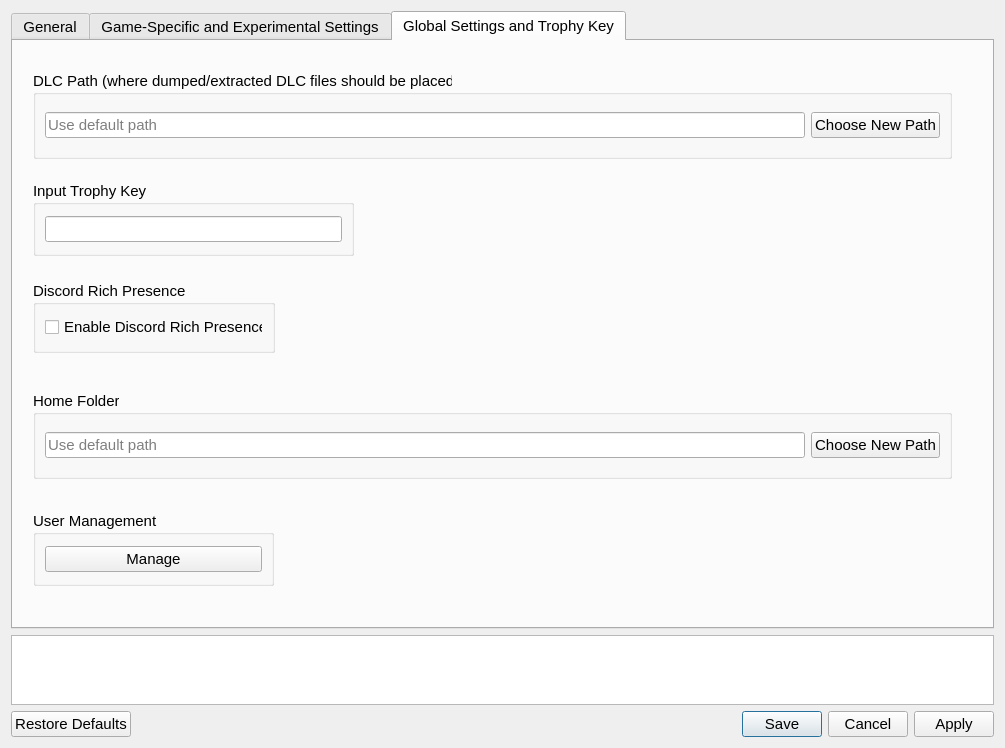
Before: the Qt Designer form settings/ShadSettings.ui in rainmakerv3/BB_Launcher, drawn with Qt 5.
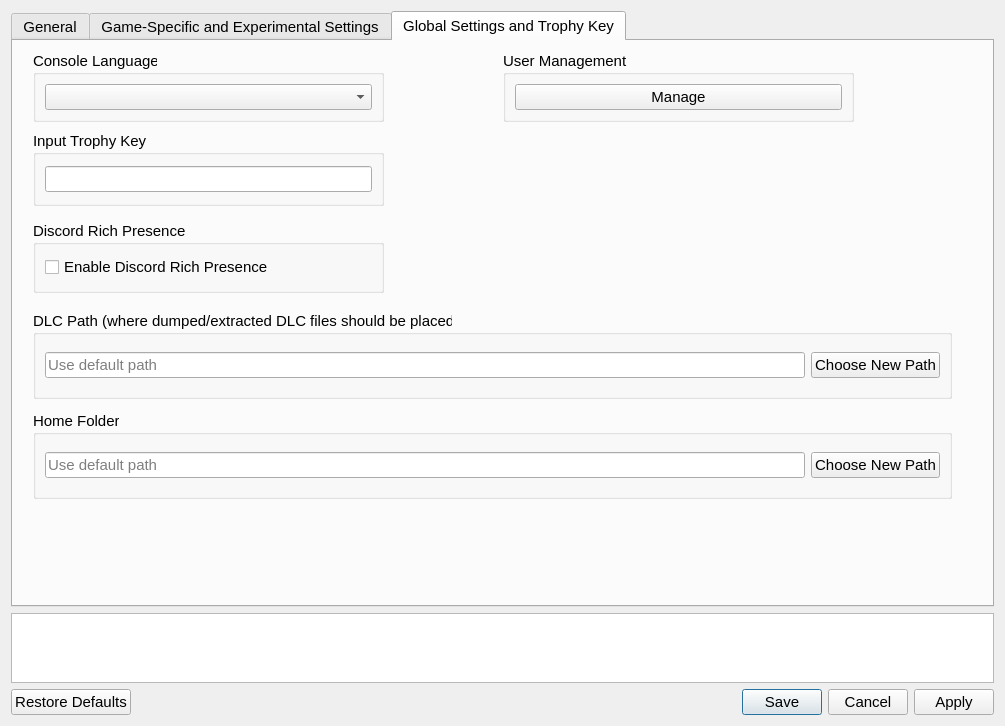
After: the same form once the commit is applied. The open tabs and pages were chosen to show the change. Icons and pictures are not drawn.

Commit message: settings dialog - fix language and dma settings

Patch:
```diff
--- a/settings/ShadSettings.ui
+++ b/settings/ShadSettings.ui
@@ -10,7 +10,7 @@
     <x>0</x>
     <y>0</y>
     <width>1005</width>
-    <height>748</height>
+    <height>726</height>
    </rect>
   </property>
   <property name="sizePolicy">
@@ -86,24 +86,6 @@
                <string notr="true">System</string>
               </property>
               <layout class="QVBoxLayout" name="verticalLayout_9">
-               <item>
-                <widget class="QGroupBox" name="consoleLanguageGroupBox">
-                 <property name="sizePolicy">
-                  <sizepolicy hsizetype="Preferred" vsizetype="Fixed">
-                   <horstretch>0</horstretch>
-                   <verstretch>0</verstretch>
-                  </sizepolicy>
-                 </property>
-                 <property name="title">
-                  <string notr="true">Console Language</string>
-                 </property>
-                 <layout class="QVBoxLayout" name="settingsLayout">
-                  <item>
-                   <widget class="QComboBox" name="consoleLanguageComboBox"/>
-                  </item>
-                 </layout>
-                </widget>
-               </item>
                <item>
                 <layout class="QHBoxLayout" name="horizontalLayout_4">
                  <item>
@@ -1042,7 +1024,7 @@
        <property name="geometry">
         <rect>
          <x>20</x>
-         <y>350</y>
+         <y>370</y>
          <width>919</width>
          <height>88</height>
         </rect>
@@ -1074,8 +1056,8 @@
        <property name="geometry">
         <rect>
          <x>20</x>
-         <y>140</y>
-         <width>321</width>
+         <y>90</y>
+         <width>351</width>
          <height>75</height>
         </rect>
        </property>
@@ -1099,7 +1081,7 @@
        <property name="geometry">
         <rect>
          <x>20</x>
-         <y>30</y>
+         <y>270</y>
          <width>919</width>
          <height>88</height>
         </rect>
@@ -1131,8 +1113,8 @@
        <property name="geometry">
         <rect>
          <x>20</x>
-         <y>240</y>
-         <width>242</width>
+         <y>180</y>
+         <width>351</width>
          <height>72</height>
         </rect>
        </property>
@@ -1152,10 +1134,10 @@
       <widget class="QGroupBox" name="userGroupBox">
        <property name="geometry">
         <rect>
-         <x>20</x>
-         <y>470</y>
-         <width>241</width>
-         <height>75</height>
+         <x>490</x>
+         <y>10</y>
+         <width>351</width>
+         <height>71</height>
         </rect>
        </property>
        <property name="title">
@@ -1171,6 +1153,30 @@
         </item>
        </layout>
       </widget>
+      <widget class="QGroupBox" name="consoleLanguageGroupBox">
+       <property name="geometry">
+        <rect>
+         <x>20</x>
+         <y>10</y>
+         <width>351</width>
+         <height>71</height>
+        </rect>
+       </property>
+       <property name="sizePolicy">
+        <sizepolicy hsizetype="Preferred" vsizetype="Fixed">
+         <horstretch>0</horstretch>
+         <verstretch>0</verstretch>
+        </sizepolicy>
+       </property>
+       <property name="title">
+        <string notr="true">Console Language</string>
+       </property>
+       <layout class="QVBoxLayout" name="settingsLayout">
+        <item>
+         <widget class="QComboBox" name="consoleLanguageComboBox"/>
+        </item>
+       </layout>
+      </widget>
      </widget>
     </widget>
    </item>
```
Left out of the diff: 46 changed lines with no effect on the pictures. The commit also changes 1 other file.
